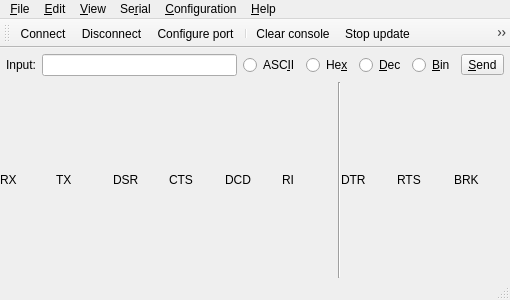
This is mainwindow.ui in ivanovp/iserterm as Qt 5 draws it before an edit. The edited form follows.
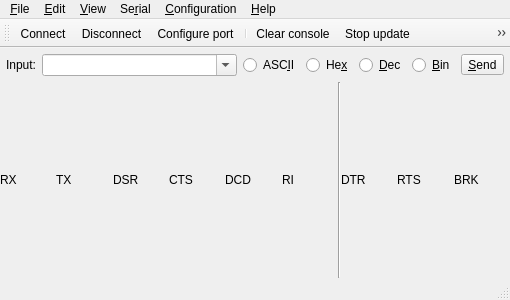
This is the edited form. Icons and pictures are not drawn.

Commit message: Combobox is used instead of line edit.

What changed in the file:
```diff
--- a/mainwindow.ui
+++ b/mainwindow.ui
@@ -64,7 +64,17 @@
          </widget>
         </item>
         <item>
-         <widget class="QLineEdit" name="sendLineEdit"/>
+         <widget class="QComboBox" name="sendLineEdit">
+          <property name="sizePolicy">
+           <sizepolicy hsizetype="Expanding" vsizetype="Fixed">
+            <horstretch>0</horstretch>
+            <verstretch>0</verstretch>
+           </sizepolicy>
+          </property>
+          <property name="editable">
+           <bool>true</bool>
+          </property>
+         </widget>
         </item>
         <item>
          <widget class="QRadioButton" name="asciiRadioButton">
```
Left out of the diff: 1 changed line with no effect on the pictures. The commit also changes 1 other file.
